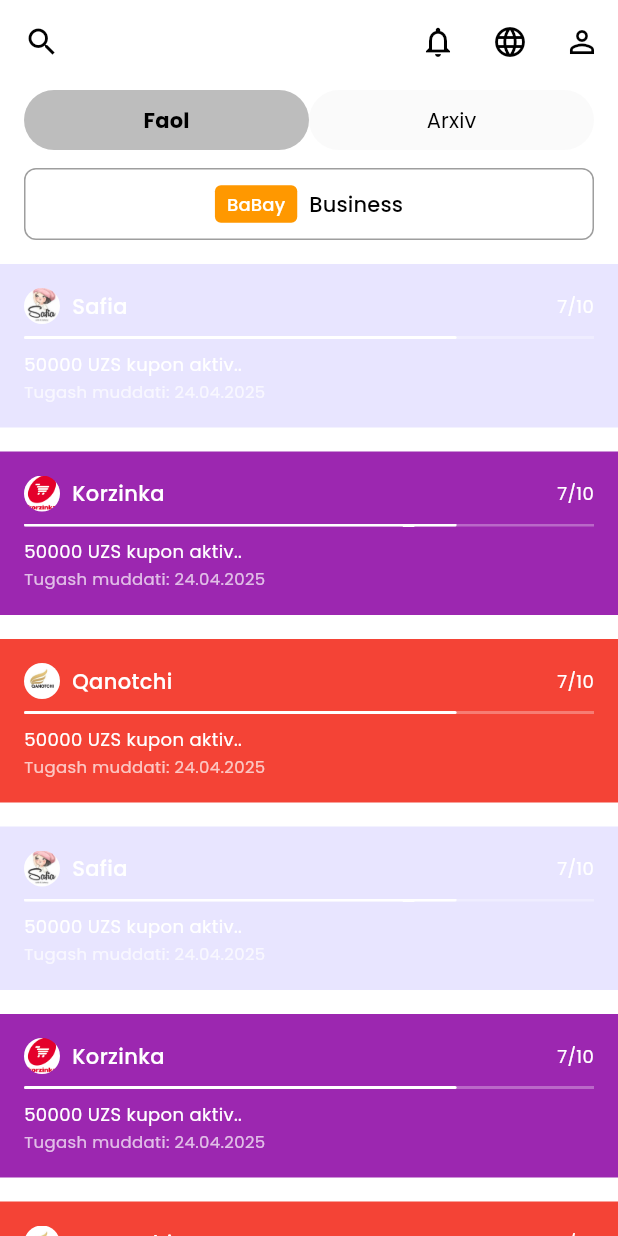
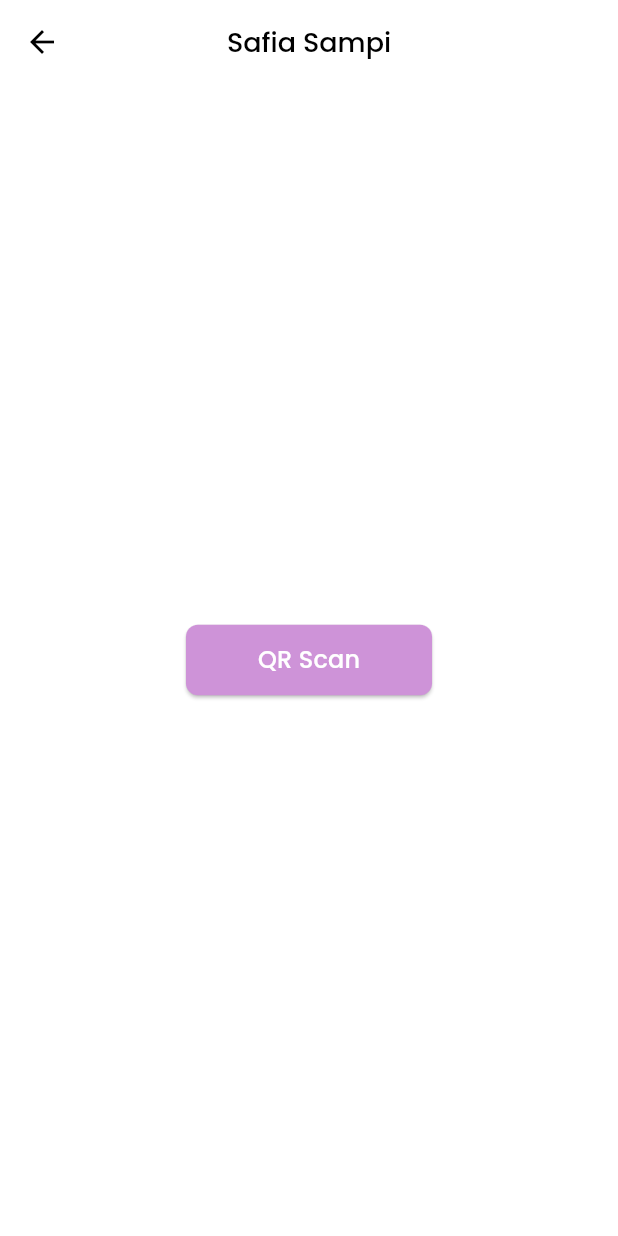
Before and after one commit to khurshidjonkh/babay_mobile, a Flutter app: the screen it shows after launch, after a tap on "BaBay", on a phone screen of 412 x 824 dp. Run offline on Flutter 3.47's test engine with Material 3 defaults, Android fonts, the phone set to English and light mode, and no system bars; our stand-ins replace google_fonts, permission_handler; missing offline and left inert: mobile_scanner.

Commit message:
added business, qr_scanner screens and updated cupon cards of mainpage

```diff
--- /dev/null
+++ b/lib/presentation/screens/business_screen.dart
@@ -0,0 +1,56 @@
+import 'package:flutter/material.dart';
+import 'package:google_fonts/google_fonts.dart';
+import 'qr_scanner_screen.dart';
+
+class BusinessScreen extends StatelessWidget {
+  const BusinessScreen({super.key});
+
+  @override
+  Widget build(BuildContext context) {
+    return Scaffold(
+      backgroundColor: Colors.white,
+      appBar: AppBar(
+        backgroundColor: Colors.white,
+        elevation: 0,
+        centerTitle: true,
+        leading: IconButton(
+          icon: const Icon(Icons.arrow_back, color: Colors.black),
+          onPressed: () => Navigator.pop(context),
+        ),
+        title: Text(
+          'Safia Sampi',
+          style: GoogleFonts.poppins(
+            color: Colors.black,
+            fontSize: 18,
+            fontWeight: FontWeight.w500,
+          ),
+        ),
+      ),
+      body: Center(
+        child: ElevatedButton(
+          onPressed: () {
+            Navigator.push(
+              context,
+              MaterialPageRoute(builder: (context) => const QRScannerScreen()),
+            );
+          },
+          style: ElevatedButton.styleFrom(
+            backgroundColor: Colors.purple.shade200,
+            padding: const EdgeInsets.symmetric(horizontal: 48, vertical: 12),
+            shape: RoundedRectangleBorder(
+              borderRadius: BorderRadius.circular(8),
+            ),
+          ),
+          child: Text(
+            'QR Scan',
+            style: GoogleFonts.poppins(
+              color: Colors.white,
+              fontSize: 16,
+              fontWeight: FontWeight.w500,
+            ),
+          ),
+        ),
+      ),
+    );
+  }
+}
--- a/lib/presentation/screens/home_screen.dart
+++ b/lib/presentation/screens/home_screen.dart
@@ -2,6 +2,7 @@
 import 'package:google_fonts/google_fonts.dart';
 import '../widgets/screen_background.dart';
 import 'notifications_screen.dart';
+import 'business_screen.dart';
 
 class HomeScreen extends StatefulWidget {
   const HomeScreen({super.key});
@@ -144,7 +145,14 @@
             Padding(
               padding: const EdgeInsets.symmetric(horizontal: 16.0),
               child: OutlinedButton(
-                onPressed: () {},
+                onPressed: () {
+                  Navigator.push(
+                    context,
+                    MaterialPageRoute(
+                      builder: (context) => const BusinessScreen(),
+                    ),
+                  );
+                },
                 style: OutlinedButton.styleFrom(
                   minimumSize: const Size(double.infinity, 48),
                   side: const BorderSide(color: Colors.grey),
@@ -186,110 +194,91 @@
             ),
             const SizedBox(height: 16),
             Expanded(
-              child: SingleChildScrollView(
-                child: Column(
-                children:
-                    coupons.asMap().entries.map((entry) {
-                      final coupon = entry.value;
-                      return Container(
-                        margin: const EdgeInsets.only(bottom: 16),
+              child: ListView.builder(
+                padding: const EdgeInsets.only(
+                  top: 24,
+                  bottom: 32,
+                  left: 16,
+                  right: 16,
+                ),
+                physics: const BouncingScrollPhysics(),
+                itemCount: coupons.length,
+                itemBuilder: (context, index) {
+                  final coupon = coupons[index];
+                  return Transform.translate(
+                    offset: Offset(0, -index * 90.0),
+                    child: Container(
+                      height: 160,
+                      margin: const EdgeInsets.only(bottom: 64),
                       child: Material(
-                          color: Colors.transparent,
+                        elevation: 4,
+                        color: coupon['color'],
+                        borderRadius: BorderRadius.circular(16),
                         child: InkWell(
-                            onTap: () {
-                              // Handle card tap
-                            },
-                            child: Container(
-                              width: double.infinity,
+                          onTap: () {},
+                          borderRadius: BorderRadius.circular(16),
+                          child: Padding(
                             padding: const EdgeInsets.all(16),
-                              decoration: BoxDecoration(color: coupon['color']),
                             child: Column(
                               crossAxisAlignment: CrossAxisAlignment.start,
-                                mainAxisSize: MainAxisSize.min,
                               children: [
                                 Row(
+                                  mainAxisAlignment:
+                                      MainAxisAlignment.spaceBetween,
                                   children: [
-                                      Container(
-                                        width: 24,
-                                        height: 24,
-                                        decoration: BoxDecoration(
-                                          shape: BoxShape.circle,
-                                          image: DecorationImage(
-                                            image: AssetImage(coupon['logo']),
-                                            fit: BoxFit.cover,
+                                    CircleAvatar(
+                                      radius: 20,
+                                      backgroundColor: Colors.white,
+                                      child: Padding(
+                                        padding: const EdgeInsets.all(4.0),
+                                        child: Image.asset(
+                                          coupon['logo'],
+                                          fit: BoxFit.contain,
                                         ),
                                       ),
                                     ),
-                                      const SizedBox(width: 8),
                                     Text(
                                       coupon['name'],
                                       style: GoogleFonts.poppins(
-                                          fontSize: 14,
+                                        color: Colors.black,
+                                        fontSize: 16,
                                         fontWeight: FontWeight.w500,
-                                          color: Colors.white,
                                       ),
                                     ),
+                                  ],
+                                ),
                                 const Spacer(),
+                                Row(
+                                  mainAxisAlignment:
+                                      MainAxisAlignment.spaceBetween,
+                                  children: [
                                     Text(
                                       '7/10',
                                       style: GoogleFonts.poppins(
-                                          fontSize: 12,
-                                          color: Colors.white,
+                                        color: Colors.black,
+                                        fontSize: 14,
+                                      ),
+                                    ),
+                                    Text(
+                                      '${coupon['amount'].toInt()} UZS',
+                                      style: GoogleFonts.poppins(
+                                        color: Colors.black,
+                                        fontSize: 14,
                                       ),
                                     ),
                                   ],
                                 ),
                                 const SizedBox(height: 8),
-                                  Stack(
-                                    children: [
-                                      Container(
-                                        height: 2,
-                                        width: double.infinity,
-                                        color: Colors.white.withOpacity(0.3),
+                                ClipRRect(
+                                  borderRadius: BorderRadius.circular(8),
+                                  child: LinearProgressIndicator(
+                                    value: 0.7,
+                                    backgroundColor: Colors.grey.shade200,
+                                    valueColor:
+                                        const AlwaysStoppedAnimation<Color>(
+                                          Colors.black,
                                         ),
-                                      Container(
-                                        height: 2,
-                                        width:
-                                            MediaQuery.of(context).size.width *
-                                            0.7,
-                                        decoration: BoxDecoration(
-                                          color: Colors.white,
-                                          borderRadius: BorderRadius.circular(
-                                            1,
-                                          ),
-                                        ),
-                                      ),
-                                      Positioned(
-                                        right:
-                                            MediaQuery.of(context).size.width *
-                                                0.3 -
-                                            4,
-                                        top: -3,
-                                        child: Container(
-                                          width: 8,
-                                          height: 8,
-                                          decoration: const BoxDecoration(
-                                            color: Colors.white,
-                                            shape: BoxShape.circle,
-                                          ),
-                                        ),
-                                      ),
-                                    ],
-                                  ),
-                                  const SizedBox(height: 8),
-                                  Text(
-                                    '${coupon['amount'].toInt()} UZS kupon aktiv..',
-                                    style: GoogleFonts.poppins(
-                                      fontSize: 12,
-                                      color: Colors.white,
-                                    ),
-                                  ),
-                                  const SizedBox(height: 2),
-                                  Text(
-                                    'Tugash muddati: 24.04.2025',
-                                    style: GoogleFonts.poppins(
-                                      fontSize: 11,
-                                      color: Colors.white70,
+                                    minHeight: 8,
                                   ),
                                 ),
                               ],
@@ -297,9 +286,9 @@
                           ),
                         ),
                       ),
+                    ),
                   );
-                    }).toList(),
-                ),
+                },
               ),
             ),
           ],
--- a/pubspec.yaml
+++ b/pubspec.yaml
@@ -19,6 +19,8 @@
   # Use with the CupertinoIcons class for iOS style icons.
   cupertino_icons: ^1.0.8
   google_fonts: ^6.1.0
+  mobile_scanner: ^3.5.7
+  permission_handler: ^11.3.0
 
 dev_dependencies:
   flutter_test:
```
Also changed, not shown: lib/presentation/screens/qr_scanner_screen.dart (added, +174 -0 lines), pubspec.lock, 3 other files. Lines whose indentation alone changed are shown as unchanged.
